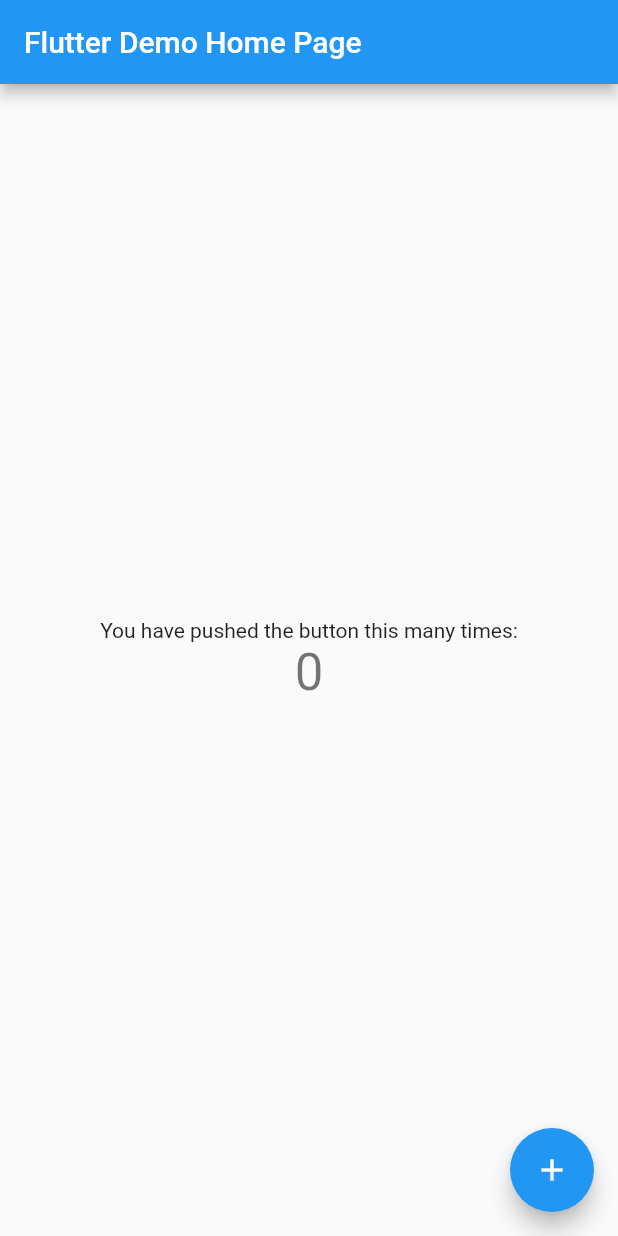
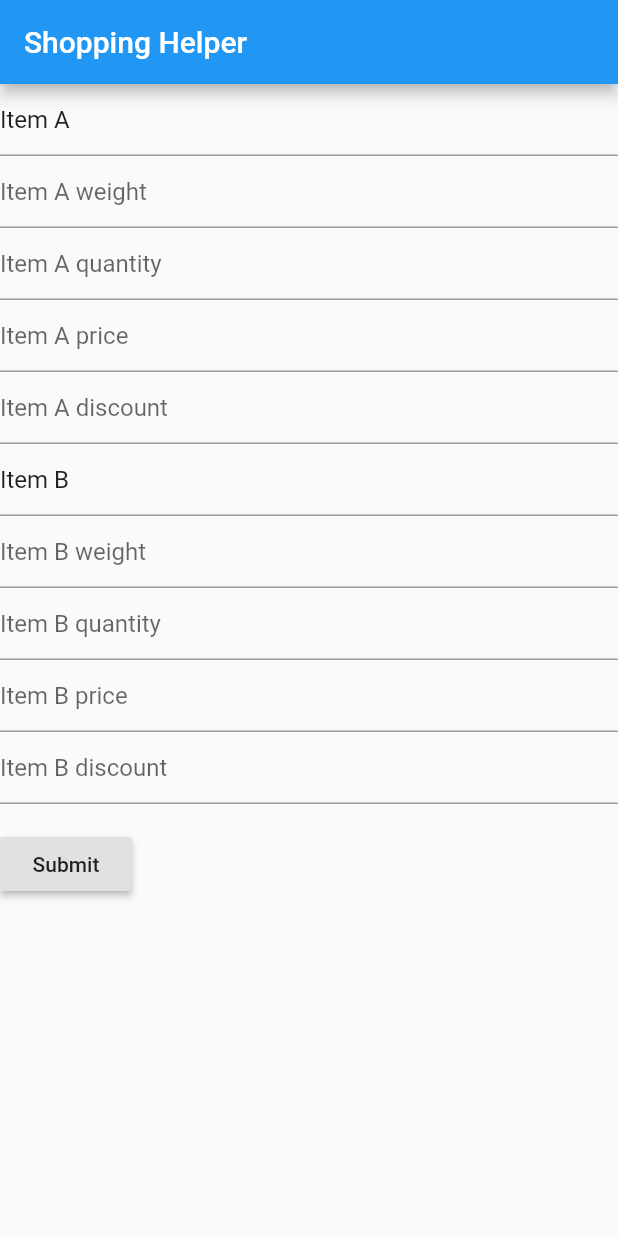
Before and after one commit to tzachs/shopping_helper, a Flutter app: the screen it shows after launch, on a phone screen of 412 x 824 dp. Run offline on Flutter 3.47's test engine with Material 2 defaults, Android fonts, the phone set to English and light mode, and no system bars.

Commit message:
UI complete, need to check FormatException: Invalid double

```diff
--- a/lib/main.dart
+++ b/lib/main.dart
@@ -3,107 +3,183 @@ import 'package:flutter/material.dart';
 void main() => runApp(new MyApp());
 
 class MyApp extends StatelessWidget {
-  // This widget is the root of your application.
+  final appTitle = 'Shopping Helper';
+
   @override
   Widget build(BuildContext context) {
     return new MaterialApp(
-      title: 'Flutter Demo',
-      theme: new ThemeData(
-        // This is the theme of your application.
-        //
-        // Try running your application with "flutter run". You'll see the
-        // application has a blue toolbar. Then, without quitting the app, try
-        // changing the primarySwatch below to Colors.green and then invoke
-        // "hot reload" (press "r" in the console where you ran "flutter run",
-        // or press Run > Flutter Hot Reload in IntelliJ). Notice that the
-        // counter didn't reset back to zero; the application is not restarted.
-        primarySwatch: Colors.blue,
-      ),
-      home: new MyHomePage(title: 'Flutter Demo Home Page'),
-    );
+        title: appTitle,
+        home: Scaffold(
+          appBar: AppBar(
+            title: Text(appTitle),
+          ),
+          body: CompareForm(),
+        ));
   }
 }
 
-class MyHomePage extends StatefulWidget {
-  MyHomePage({Key key, this.title}) : super(key: key);
+class CompareForm extends StatefulWidget {
+  @override
+  _CompareForm createState() => new _CompareForm();
+}
 
-  // This widget is the home page of your application. It is stateful, meaning
-  // that it has a State object (defined below) that contains fields that affect
-  // how it looks.
+class _CompareForm extends State<CompareForm> {
+  final _formKey = GlobalKey<FormState>();
 
-  // This class is the configuration for the state. It holds the values (in this
-  // case the title) provided by the parent (in this case the App widget) and
-  // used by the build method of the State. Fields in a Widget subclass are
-  // always marked "final".
+  final nameA = TextEditingController(text: "Item A");
+  final quantityA = TextEditingController();
+  final weightA = TextEditingController();
+  final priceA = TextEditingController();
+  final discountA = TextEditingController();
 
-  final String title;
+  final nameB = TextEditingController(text: "Item B");
+  final quantityB = TextEditingController();
+  final weightB = TextEditingController();
+  final priceB = TextEditingController();
+  final discountB = TextEditingController();
 
   @override
-  _MyHomePageState createState() => new _MyHomePageState();
-}
+  void dispose() {
+    nameA.dispose();
+    quantityA.dispose();
+    priceA.dispose();
+    discountA.dispose();
+    weightA.dispose();
 
-class _MyHomePageState extends State<MyHomePage> {
-  int _counter = 0;
+    nameB.dispose();
+    quantityB.dispose();
+    priceB.dispose();
+    discountB.dispose();
+    weightB.dispose();
 
-  void _incrementCounter() {
-    setState(() {
-      // This call to setState tells the Flutter framework that something has
-      // changed in this State, which causes it to rerun the build method below
-      // so that the display can reflect the updated values. If we changed
-      // _counter without calling setState(), then the build method would not be
-      // called again, and so nothing would appear to happen.
-      _counter++;
-    });
+    super.dispose();
   }
 
   @override
   Widget build(BuildContext context) {
-    // This method is rerun every time setState is called, for instance as done
-    // by the _incrementCounter method above.
-    //
-    // The Flutter framework has been optimized to make rerunning build methods
-    // fast, so that you can just rebuild anything that needs updating rather
-    // than having to individually change instances of widgets.
-    return new Scaffold(
-      appBar: new AppBar(
-        // Here we take the value from the MyHomePage object that was created by
-        // the App.build method, and use it to set our appbar title.
-        title: new Text(widget.title),
-      ),
-      body: new Center(
-        // Center is a layout widget. It takes a single child and positions it
-        // in the middle of the parent.
-        child: new Column(
-          // Column is also layout widget. It takes a list of children and
-          // arranges them vertically. By default, it sizes itself to fit its
-          // children horizontally, and tries to be as tall as its parent.
-          //
-          // Invoke "debug paint" (press "p" in the console where you ran
-          // "flutter run", or select "Toggle Debug Paint" from the Flutter tool
-          // window in IntelliJ) to see the wireframe for each widget.
-          //
-          // Column has various properties to control how it sizes itself and
-          // how it positions its children. Here we use mainAxisAlignment to
-          // center the children vertically; the main axis here is the vertical
-          // axis because Columns are vertical (the cross axis would be
-          // horizontal).
-          mainAxisAlignment: MainAxisAlignment.center,
-          children: <Widget>[
-            new Text(
-              'You have pushed the button this many times:',
-            ),
-            new Text(
-              '$_counter',
-              style: Theme.of(context).textTheme.display1,
-            ),
-          ],
-        ),
-      ),
-      floatingActionButton: new FloatingActionButton(
-        onPressed: _incrementCounter,
-        tooltip: 'Increment',
-        child: new Icon(Icons.add),
-      ), // This trailing comma makes auto-formatting nicer for build methods.
-    );
+    return Form(
+        key: _formKey,
+        child: Column(
+            crossAxisAlignment: CrossAxisAlignment.start,
+            children: <Widget>[
+              TextFormField(
+                  controller: nameA,
+                  decoration: InputDecoration(hintText: "Item A name"),
+                  validator: (value) {
+                    if (value.isEmpty) {
+                      return 'Please enter name for Item A';
+                    }
+                  }),
+              TextFormField(
+                  decoration: InputDecoration(hintText: "Item A weight"),
+                  controller: weightA,
+                  keyboardType: TextInputType.number,
+                  validator: (value) {
+                    if (value.isEmpty) {
+                      return 'Please enter weight for Item A';
+                    }
+                  }),
+              TextFormField(
+                decoration: InputDecoration(hintText: "Item A quantity"),
+                controller: quantityA,
+                keyboardType: TextInputType.number,
+                validator: (value) {
+                  if (value.isEmpty) {
+                    return 'Please enter quantity for Item A';
+                  }
+                },
+              ),
+              TextFormField(
+                decoration: InputDecoration(hintText: "Item A price"),
+                controller: priceA,
+                keyboardType: TextInputType.number,
+                validator: (value) {
+                  if (value.isEmpty) {
+                    return 'Please enter price for Item A';
+                  }
+                },
+              ),
+              TextFormField(
+                  decoration: InputDecoration(hintText: "Item A discount"),
+                  controller: discountA,
+                  keyboardType: TextInputType.number),
+              TextFormField(
+                  controller: nameB,
+                  decoration: InputDecoration(hintText: "Item B name"),
+                  validator: (value) {
+                    if (value.isEmpty) {
+                      return 'Please enter name for Item B';
+                    }
+                  }),
+              TextFormField(
+                  decoration: InputDecoration(hintText: "Item B weight"),
+                  controller: weightB,
+                  keyboardType: TextInputType.number,
+                  validator: (value) {
+                    if (value.isEmpty) {
+                      return 'Please enter weight for Item B';
+                    }
+                  }),
+              TextFormField(
+                decoration: InputDecoration(hintText: "Item B quantity"),
+                controller: quantityB,
+                keyboardType: TextInputType.number,
+                validator: (value) {
+                  if (value.isEmpty) {
+                    return 'Please enter quantity for Item B';
+                  }
+                },
+              ),
+              TextFormField(
+                decoration: InputDecoration(hintText: "Item B price"),
+                controller: priceB,
+                keyboardType: TextInputType.number,
+                validator: (value) {
+                  if (value.isEmpty) {
+                    return 'Please enter price for Item B';
+                  }
+                },
+              ),
+              TextFormField(
+                  decoration: InputDecoration(hintText: "Item B discount"),
+                  controller: discountB,
+                  keyboardType: TextInputType.number),
+              Padding(
+                  padding: const EdgeInsets.symmetric(vertical: 16.0),
+                  child: RaisedButton(
+                    onPressed: () {
+                      if (_formKey.currentState.validate()) {
+                        double _quanA = double.parse(quantityA.text);
+                        double _weightA = double.parse(weightA.text);
+                        double _discountA = 100.0;
+                        if (discountA.text != null) {
+                          _discountA -= double.parse(discountA.text);
+                        }
+                        _discountA /= 100.0;
+                        double _priceA = double.parse(priceA.text) * _discountA;
+
+                        double _quanB = double.parse(quantityB.text);
+                        double _weightB = double.parse(weightB.text);
+                        double _discountB = 100.0;
+                        if (discountB.text != null) {
+                          _discountB -= double.parse(discountB.text);
+                        }
+                        _discountB /= 100.0;
+                        double _priceB = double.parse(priceB.text) * _discountB;
+
+                        String answer = "Choose item: ";
+                        if (_priceA < _priceB) {
+                          answer += nameA.text;
+                        } else {
+                          answer += nameB.text;
+                        }
+
+                        Scaffold.of(context)
+                            .showSnackBar(SnackBar(content: Text(answer)));
+                      }
+                    },
+                    child: Text('Submit'),
+                  ))
+            ]));
   }
 }
```
